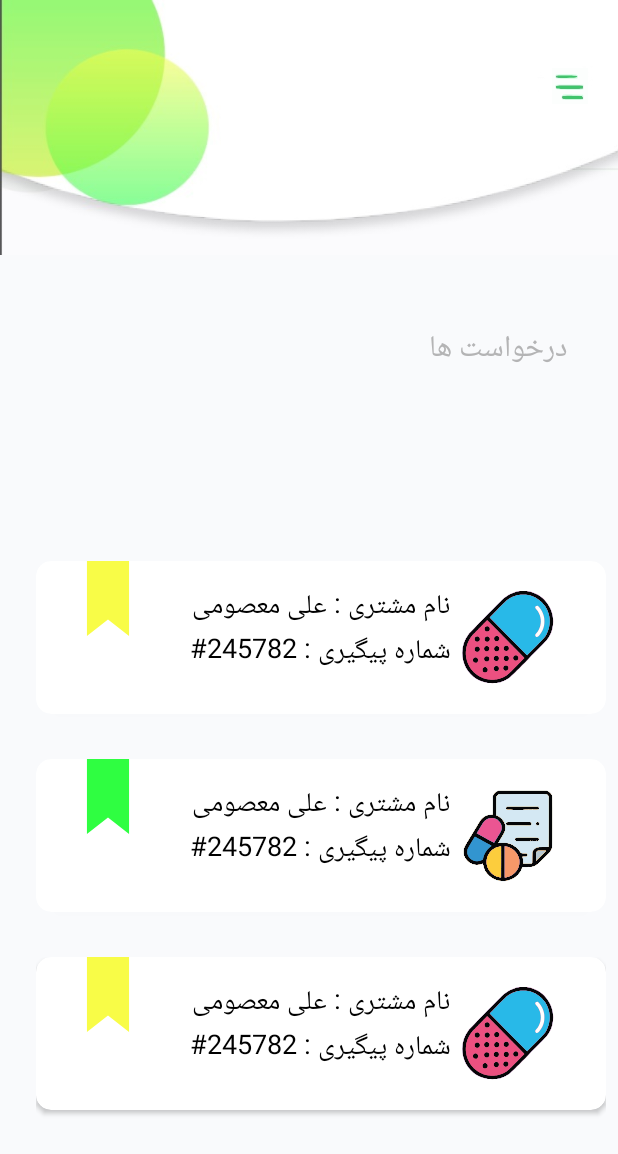
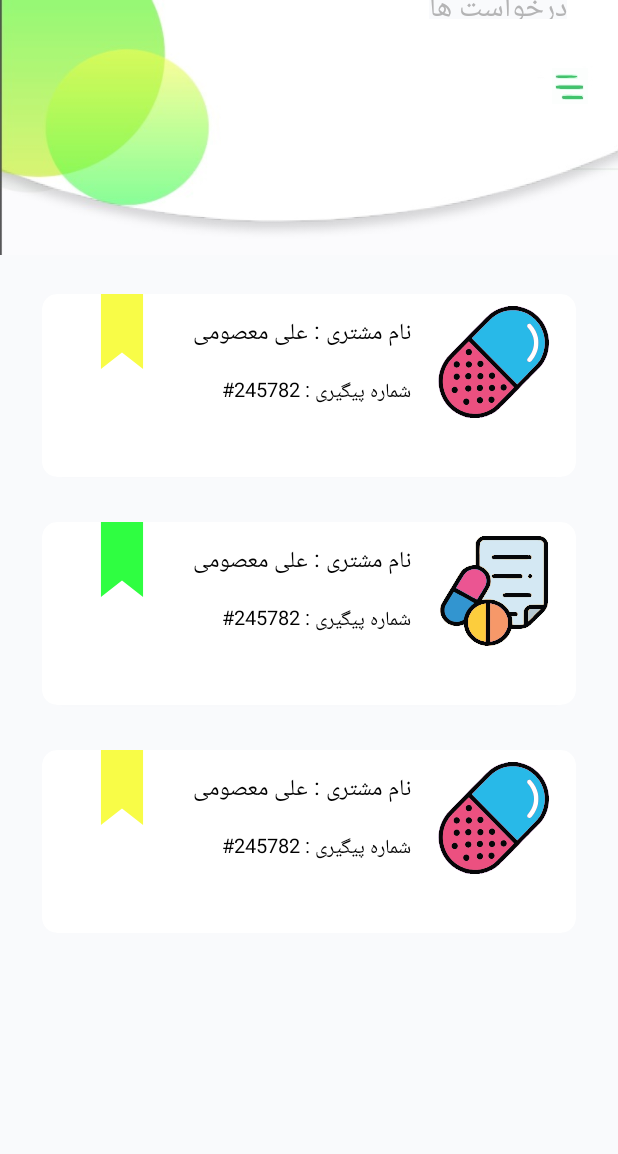
Before and after one commit to gelophoneTeam/DarokhanehApp, an Android app: the Request screen opened directly, with no data from a screen before it, on a phone screen of 412 x 824 dp. Shown: the top 1154 px of the screen. Run offline under Robolectric (Android 15) with nearby library versions, the phone set to English and light mode, and no system bars; plain views replace RoundRectView.

Commit message:
Edit activity_Request

```diff
--- a/app/src/main/res/layout/activity_request.xml
+++ b/app/src/main/res/layout/activity_request.xml
@@ -5,22 +5,25 @@
     android:layout_width="match_parent"
     android:layout_height="match_parent"
     android:background="#f9fafc"
-    tools:context=".Request">
+    tools:context=".MainActivity">
 
     <com.github.florent37.shapeofview.shapes.RoundRectView
+        android:id="@+id/round"
         android:layout_width="match_parent"
         android:layout_height="200dp"
         android:layout_marginBottom="8dp"
+        android:layout_marginTop="0dp"
         android:background="#f9fafc"
         app:layout_constraintBottom_toBottomOf="parent"
         app:layout_constraintEnd_toEndOf="parent"
-        app:layout_constraintHorizontal_bias="0.454"
+        app:layout_constraintHorizontal_bias="1.0"
         app:layout_constraintStart_toStartOf="parent"
         app:layout_constraintTop_toTopOf="parent"
-        app:layout_constraintVertical_bias="0.0">
+        app:layout_constraintVertical_bias="0">
 
 
         <ImageView
+            android:id="@+id/imgv"
             android:layout_width="match_parent"
             android:layout_height="170dp"
             android:background="@drawable/toolbar" />
@@ -31,37 +34,53 @@
             android:layout_marginLeft="350dp"
             android:layout_marginTop="45dp"
             android:src="@drawable/ic_menu_item" />
+
     </com.github.florent37.shapeofview.shapes.RoundRectView>
-
     <TextView
+        android:id="@+id/txtR"
         android:layout_width="wrap_content"
-        android:layout_height="wrap_content"
+        android:layout_height="23dp"
         android:layout_marginStart="8dp"
-        android:layout_marginTop="8dp"
+        android:layout_marginTop="320dp"
         android:layout_marginEnd="8dp"
-        android:layout_marginBottom="8dp"
+        android:background="#f9fafc"
         android:text="درخواست ها"
         android:textColor="#b4b4b5"
         android:textSize="20dp"
-        android:background="#f9fafc"
-        app:layout_constraintBottom_toBottomOf="parent"
+        app:layout_constraintBottom_toTopOf="@+id/round"
         app:layout_constraintEnd_toEndOf="parent"
         app:layout_constraintHorizontal_bias="0.914"
         app:layout_constraintStart_toStartOf="parent"
+        app:layout_constraintTop_toTopOf="parent" />
+
+    <android.support.constraint.ConstraintLayout
+        android:layout_width="match_parent"
+        android:layout_height="match_parent"
+        android:layout_marginBottom="30dp"
+        android:layout_marginStart="8dp"
+        android:layout_marginTop="188dp"
+        android:layout_marginEnd="8dp"
+        app:layout_constraintEnd_toEndOf="parent"
+        app:layout_constraintHorizontal_bias="0.0"
+        app:layout_constraintStart_toStartOf="parent"
         app:layout_constraintTop_toTopOf="parent"
-        app:layout_constraintVertical_bias="0.269" />
+        tools:ignore="NotSibling">
+
 
         <ListView
             android:id="@+id/listview"
             android:layout_width="match_parent"
-        android:layout_height="450dp"
-        android:layout_marginStart="24dp"
-        android:layout_marginEnd="8dp"
+            android:layout_height="wrap_content"
+            android:layout_marginStart="20dp"
+            android:layout_marginTop="8dp"
+            android:layout_marginEnd="20dp"
             android:divider="#f9fafc"
             android:dividerHeight="30dp"
             app:layout_constraintBottom_toBottomOf="parent"
+            app:layout_constraintBottom_toTopOf="@+id/txtR"
             app:layout_constraintEnd_toEndOf="parent"
-        app:layout_constraintHorizontal_bias="1.0"
-        app:layout_constraintStart_toStartOf="parent" />
-
+            app:layout_constraintHorizontal_bias="0.5"
+            app:layout_constraintStart_toStartOf="parent"
+            app:layout_constraintTop_toTopOf="parent" />
     </android.support.constraint.ConstraintLayout>
+</android.support.constraint.ConstraintLayout>
--- a/app/src/main/res/layout/listorder.xml
+++ b/app/src/main/res/layout/listorder.xml
@@ -6,45 +6,83 @@
     app:cardCornerRadius="10dp"
     android:background="#f9fafc"
     android:layout_width="match_parent"
-    android:layout_height="130dp">
+    android:layout_height="90dp"
+    >
 
+    <android.support.constraint.ConstraintLayout
+        android:layout_width="match_parent"
+        android:layout_height="wrap_content">
 
-    <ImageView
-        android:id="@+id/bookmarkImg"
-        android:layout_width="wrap_content"
-        android:layout_height="wrap_content"
-        android:layout_marginTop="0dp"
-        android:layout_marginLeft="25dp"
-        android:src="@drawable/ic_bookmark_green" />
-
-
-    <ImageView
-        android:id="@+id/imageView"
-        android:layout_width="131dp"
-        android:layout_height="102dp"
-        android:layout_gravity="right"
-        android:padding="20dp"
-        android:src="@mipmap/ic_launcher" />
 
         <TextView
             android:id="@+id/txt1"
             android:layout_width="wrap_content"
             android:layout_height="wrap_content"
             android:layout_gravity="center_horizontal"
+            android:layout_marginStart="8dp"
+            android:layout_marginTop="8dp"
+            android:layout_marginEnd="8dp"
+            android:layout_marginBottom="8dp"
             android:text="text"
             android:textColor="#000"
-        android:layout_marginTop="15dp"
-        android:textSize="18dp" />
+            android:textSize="15dp"
+            app:layout_constraintBottom_toTopOf="@+id/txt2"
+            app:layout_constraintEnd_toStartOf="@+id/imageView"
+            app:layout_constraintHorizontal_bias="1.0"
+            app:layout_constraintStart_toStartOf="parent"
+            app:layout_constraintTop_toTopOf="parent" />
 
         <TextView
             android:id="@+id/txt2"
             android:layout_width="wrap_content"
-        android:layout_height="wrap_content"
+            android:layout_height="60dp"
             android:layout_gravity="center_horizontal"
-        android:layout_marginTop="45dp"
+            android:layout_marginStart="8dp"
+            android:layout_marginTop="60dp"
+            android:layout_marginEnd="8dp"
+            android:layout_marginBottom="8dp"
             android:text="number"
             android:textColor="#000"
-        android:textSize="18dp" />
+            android:textSize="13dp"
+            app:layout_constraintBottom_toTopOf="@+id/txt1"
+            app:layout_constraintEnd_toEndOf="parent"
+            app:layout_constraintEnd_toStartOf="@+id/imageView"
+            app:layout_constraintHorizontal_bias="1.0"
+            app:layout_constraintStart_toStartOf="parent"
+            app:layout_constraintTop_toTopOf="parent"
+            app:layout_constraintVertical_bias="0.053" />
+
+        <ImageView
+            android:id="@+id/bookmarkImg"
+            android:layout_width="wrap_content"
+            android:layout_height="wrap_content"
+            android:layout_marginStart="8dp"
+            android:layout_marginEnd="8dp"
+            android:layout_marginBottom="8dp"
+            android:src="@drawable/ic_bookmark_green"
+            app:layout_constraintBottom_toBottomOf="parent"
+            app:layout_constraintEnd_toEndOf="parent"
+            app:layout_constraintHorizontal_bias="0.076"
+            app:layout_constraintStart_toStartOf="parent"
+            app:layout_constraintTop_toTopOf="parent"
+            app:layout_constraintVertical_bias="0.0" />
 
 
+        <ImageView
+            android:id="@+id/imageView"
+            android:layout_width="94dp"
+            android:layout_height="75dp"
+            android:layout_gravity="right"
+            android:layout_marginStart="8dp"
+            android:layout_marginTop="8dp"
+            android:layout_marginEnd="8dp"
+            android:layout_marginBottom="8dp"
+            android:src="@mipmap/ic_launcher"
+            app:layout_constraintBottom_toBottomOf="parent"
+            app:layout_constraintEnd_toEndOf="parent"
+            app:layout_constraintHorizontal_bias="1.0"
+            app:layout_constraintStart_toStartOf="parent"
+            app:layout_constraintTop_toTopOf="parent"
+            app:layout_constraintVertical_bias="0.0" />
+    </android.support.constraint.ConstraintLayout>
 </android.support.v7.widget.CardView>
```
Lines whose indentation alone changed are shown as unchanged.
